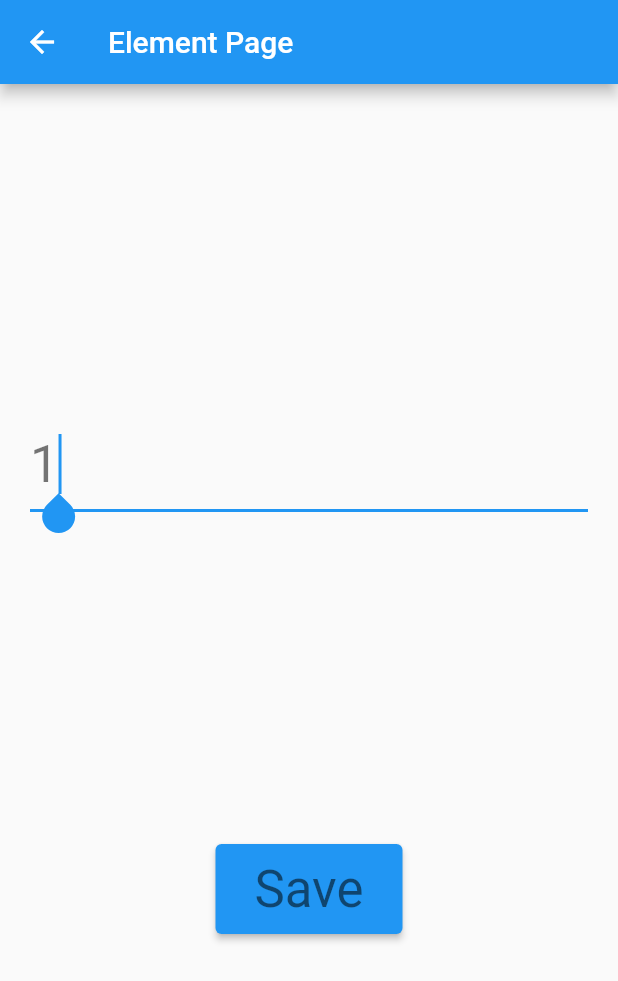
After one commit to artcodefun/bezlimit-test, a Flutter app: the screen it shows after launch, after a tap on an icon or button, on a phone screen of 412 x 824 dp. The commit adds this screen. Shown: the top 981 px of the screen. Run offline on Flutter 3.47's test engine with Material 2 defaults, Android fonts, the phone set to English and light mode, and no system bars; our stand-ins replace flutter_svg, get.

Commit message:
Element Page done

```diff
--- a/lib/components/ElementView.dart
+++ b/lib/components/ElementView.dart
@@ -1,14 +1,15 @@
 import 'package:flutter/material.dart';
 
 class ElementView extends StatelessWidget {
-  const ElementView({Key? key, this.child}) : super(key: key);
+  const ElementView({Key? key, this.child, this.size=100, this.color}) : super(key: key);
   final Widget? child;
-  static const size = 100.0;
+  final double size;
+  final Color? color;
 
   @override
   Widget build(BuildContext context) {
     return Container(
-      decoration: BoxDecoration(color: Colors.white, borderRadius: BorderRadius.circular(20)),
+      decoration: BoxDecoration(color: color ?? Colors.white, borderRadius: BorderRadius.circular(20)),
       height: size, width: size,
       child: child,
 
--- /dev/null
+++ b/lib/controllers/ElementController.dart
@@ -0,0 +1,51 @@
+import 'package:flutter/cupertino.dart';
+import 'package:get/get.dart';
+
+class ElementController extends GetxController {
+  ElementController({int? initial, required this.elementWidth, this.elementsCount=100}) : chosenElement=RxnInt(initial),  super();
+
+  final int elementsCount;
+
+  final double elementWidth;
+
+  final RxnInt chosenElement;
+
+  late ScrollController _controller;
+
+  ScrollController get scrollController => _controller;
+
+  chooseElement(int? element){
+    chosenElement.value=element;
+  }
+
+  TextEditingController? _textEditingController;
+
+  TextEditingController get textEditingController => _textEditingController ?? getNewTextEditingController();
+
+  TextEditingController getNewTextEditingController([String? initial]){
+    _textEditingController?.dispose();
+    return _textEditingController = TextEditingController(text: initial);
+  }
+
+  @override
+  void onInit() {
+    _controller = ScrollController();
+
+    _listenChosenElementToScroll();
+
+    super.onInit();
+  }
+
+  _listenChosenElementToScroll(){
+    chosenElement.listen((p0) {
+      if(p0==null) return;
+      _controller.animateTo(p0*elementWidth, curve: Curves.easeInOut, duration: Duration(seconds: 1));
+    });
+  }
+
+  @override
+  void onClose() {
+    _controller.dispose();
+    super.onClose();
+  }
+}
--- /dev/null
+++ b/lib/helpers/CorrectIntInputFormatter.dart
@@ -0,0 +1,29 @@
+
+import 'package:flutter/services.dart';
+
+class CorrectIntInputFormatter extends TextInputFormatter{
+  CorrectIntInputFormatter({ this.maxValue =100, this.minValue =0});
+  final int maxValue;
+  final int minValue;
+  @override
+  TextEditingValue formatEditUpdate(TextEditingValue oldValue, TextEditingValue newValue) {
+    if(newValue.text == "") {
+      return newValue;
+    }
+    if(int.tryParse(newValue.text)==null) {
+      return oldValue;
+    }
+
+    int value = int.parse(newValue.text);
+
+    if(newValue.text!="$value") {
+      return oldValue;
+    }
+    if(value < minValue || value > maxValue) {
+      return oldValue;
+    }
+
+    return newValue;
+  }
+
+}
--- /dev/null
+++ b/lib/pages/ElementPage.dart
@@ -0,0 +1,57 @@
+import 'package:bezlimit/controllers/ElementController.dart';
+import 'package:bezlimit/helpers/CorrectIntInputFormatter.dart';
+import 'package:flutter/material.dart';
+import 'package:flutter/services.dart';
+import 'package:get/get.dart';
+
+class ElementPage extends StatelessWidget {
+  ElementPage({Key? key, required int initial}) : super(key: key) {
+    ElementController controller = Get.find();
+    controller.getNewTextEditingController(
+        initial.toString());
+  }
+
+  @override
+  Widget build(BuildContext context) {
+    ElementController controller = Get.find();
+    return Scaffold(
+        appBar: AppBar(
+          title: const Text("Element Page"),
+        ),
+        body: SafeArea(
+          child: Column(
+            mainAxisAlignment: MainAxisAlignment.spaceEvenly,
+            children: [
+              Padding(
+                padding: EdgeInsets.all(20),
+                child: TextField(
+                  keyboardType: TextInputType.number,
+                  inputFormatters: [
+                    CorrectIntInputFormatter(
+                        maxValue: controller.elementsCount - 1)
+                  ],
+                  autofocus: true,
+                  controller: controller.textEditingController,
+                  style: Theme.of(context).textTheme.headline4,
+                  decoration: InputDecoration(
+                      hintText:
+                          "Element's index (max=${controller.elementsCount - 1} )"),
+                ),
+              ),
+              ElevatedButton(
+                  onPressed: () {
+                    controller.chooseElement(int.tryParse(controller.textEditingController.text));
+                    Get.back();
+                  },
+                  child: Padding(
+                    padding: const EdgeInsets.all(10),
+                    child: Text(
+                      "Save",
+                      style: Theme.of(context).textTheme.headline4,
+                    ),
+                  ))
+            ],
+          ),
+        ));
+  }
+}
--- a/lib/pages/HomePage.dart
+++ b/lib/pages/HomePage.dart
@@ -1,18 +1,26 @@
+import 'dart:math';
+
 import 'package:bezlimit/components/ContentPartView.dart';
 import 'package:bezlimit/components/ElementView.dart';
+import 'package:bezlimit/controllers/ElementController.dart';
 import 'package:bezlimit/controllers/VerticalScrollController.dart';
 import 'package:flutter/material.dart';
 import 'package:flutter_svg/flutter_svg.dart';
 import 'package:get/get.dart';
+
+import 'ElementPage.dart';
 
 class HomePage extends StatelessWidget {
   const HomePage({Key? key}) : super(key: key);
 
   @override
   Widget build(BuildContext context) {
-
     double topExtent = 400;
-    var vController =Get.put(VerticalScrollController(topExtent: topExtent));
+    double elementHPadding = 10;
+    double elementSize = 100;
+    var vController = Get.put(VerticalScrollController(topExtent: topExtent));
+    var eController = Get.put(
+        ElementController(elementWidth: elementSize + 2 * elementHPadding));
 
     return Scaffold(
       body: Stack(
@@ -20,16 +28,14 @@ class HomePage extends StatelessWidget {
           Positioned(
               left: -50,
               top: -50,
-            child:
-                Obx(()=>Transform.rotate(
-                  angle: vController.position.value/100,
+              child: Obx(() => Transform.rotate(
+                    angle: vController.position.value / 100,
                     child: SvgPicture.asset(
                       "assets/images/circle.svg",
                       height: 300,
                       width: 300,
                     ),
-                ))
-          ),
+                  ))),
           Positioned.fill(
               child: SingleChildScrollView(
             controller: vController.scrollController,
@@ -52,14 +58,34 @@ class HomePage extends StatelessWidget {
                     ),
                   Container(
                     margin: EdgeInsets.only(top: 50),
-                    height: ElementView.size,
+                    height: elementSize,
                     child: ListView.builder(
+                        controller: eController.scrollController,
                         scrollDirection: Axis.horizontal,
-                        itemCount: 100,
-                        itemBuilder: (ctx, i) => Padding(
+                        itemCount: eController.elementsCount,
+                        itemBuilder: (ctx, i) {
+                          var r = Random(i);
+                          return Padding(
                             padding: const EdgeInsets.symmetric(horizontal: 10),
-                          child: ElementView(child: Center(child: Text("$i", style: Theme.of(context).textTheme.headline6,)),),
+                            child: GestureDetector(
+                              onTap: () => Get.to(() => ElementPage(
+                                    initial: i,
                                   )),
+                              child: ElementView(
+                                color: i == eController.chosenElement.value
+                                    ? Color.fromARGB(255, r.nextInt(256),
+                                        r.nextInt(256), r.nextInt(256))
+                                    : null,
+                                child: Center(
+                                    child: Text(
+                                  "$i",
+                                  style: Theme.of(context).textTheme.headline6,
+                                )),
+                                size: elementSize,
+                              ),
+                            ),
+                          );
+                        }),
                   )
                 ],
               ),
```
Lines whose indentation alone changed are shown as unchanged.
